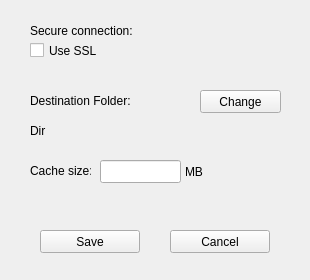
The window that pCloud/settingswindow.ui (pcloudcom/pfs-gui) describes before a commit, drawn with Qt 5.
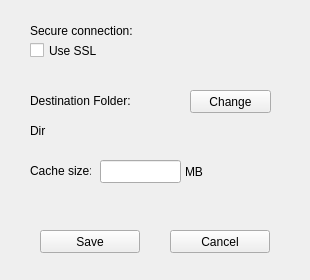
The same window after the commit.

Diff of the .ui file:
```diff
--- a/pCloud/settingswindow.ui
+++ b/pCloud/settingswindow.ui
@@ -30,7 +30,7 @@
    <widget class="QPushButton" name="dirchangebutton">
     <property name="geometry">
      <rect>
-      <x>200</x>
+      <x>190</x>
       <y>90</y>
       <width>81</width>
       <height>23</height>
@@ -45,7 +45,7 @@
      <rect>
       <x>30</x>
       <y>120</y>
-      <width>251</width>
+      <width>261</width>
       <height>21</height>
      </rect>
     </property>
```
